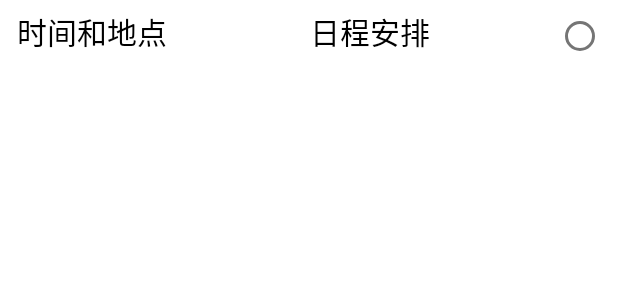
After one commit to LuoHaomin/TimeManager, an Android app: the layout schedule_in_daily_plan.xml on its own in the app's theme, with its tools: preview values and no code run, on a phone screen of 412 x 824 dp. The commit adds this screen. Shown: the top 300 px of the screen. Run offline under Robolectric (Android 15) with nearby library versions, the phone set to English and light mode, and no system bars.

Commit message:
push daily activity_view_by_day.xml and related files by znwang

```diff
--- a/app/build.gradle.kts
+++ b/app/build.gradle.kts
@@ -40,4 +40,5 @@ dependencies {
     testImplementation("junit:junit:4.13.2")
     androidTestImplementation("androidx.test.ext:junit:1.1.5")
     androidTestImplementation("androidx.test.espresso:espresso-core:3.5.1")
+    implementation("androidx.recyclerview:recyclerview:1.3.2")
 }
--- a/app/src/main/java/com/example/timemanager/CreatePlanActivity.java
+++ b/app/src/main/java/com/example/timemanager/CreatePlanActivity.java
@@ -23,7 +23,6 @@ import android.widget.EditText;
 import android.widget.ListView;
 import android.widget.RadioButton;
 import android.widget.RadioGroup;
-import android.widget.SimpleAdapter;
 import android.widget.TimePicker;
 import android.widget.Toast;
 
@@ -31,7 +30,6 @@ import com.example.timemanager.bean.Plan;
 import com.example.timemanager.bean.Schedule;
 import com.example.timemanager.database.DB_Plan;
 
-import java.sql.Timestamp;
 import java.text.SimpleDateFormat;
 import java.util.ArrayList;
 import java.util.Calendar;
@@ -324,7 +322,7 @@ public class CreatePlanActivity extends AppCompatActivity {
     private void dialog_breakdown(){
         newSchedule =new Schedule();
 
-        View view = LayoutInflater.from(this).inflate(R.layout.create_breakdonw,null,false);
+        View view = LayoutInflater.from(this).inflate(R.layout.create_breakdown,null,false);
         final AlertDialog dialogB = new AlertDialog.Builder(this).setView(view).create();
         EditText editText = view.findViewById(R.id.d1);
         editText.addTextChangedListener(new TextWatcher() {
--- a/app/src/main/res/layout/activity_edit_schedule.xml
+++ b/app/src/main/res/layout/activity_edit_schedule.xml
@@ -48,7 +48,8 @@
                 android:layout_width="wrap_content"
                 android:layout_height="wrap_content"
                 android:text="全部标签"
-                app:layout_constraintTop_toBottomOf="@+id/add_plan" />
+                app:layout_constraintTop_toBottomOf="@+id/add_plan"
+                tools:ignore="MissingConstraints"/>
 
             <RadioGroup
                 android:id="@+id/tag_radio"
--- /dev/null
+++ b/app/src/main/res/layout/schedule_in_daily_plan.xml
@@ -0,0 +1,33 @@
+<?xml version="1.0" encoding="utf-8"?>
+<LinearLayout xmlns:android="http://schemas.android.com/apk/res/android"
+    android:layout_width="match_parent"
+    android:layout_height="match_parent"
+    android:orientation="horizontal">
+
+    <TextView
+        android:id="@+id/timeAndPlace"
+        android:layout_width="0dp"
+        android:layout_weight="3"
+        android:textSize="20sp"
+        android:textColor="@color/black"
+        android:layout_height="wrap_content"
+        android:gravity="center"
+        android:text="时间和地点"/>
+
+    <TextView
+        android:id="@+id/subPlan"
+        android:layout_width="0dp"
+        android:layout_weight="6"
+        android:textSize="20sp"
+        android:textColor="@color/black"
+        android:layout_height="wrap_content"
+        android:gravity="center"
+        android:text="日程安排"/>
+
+    <RadioButton
+        android:id="@+id/finish"
+        android:layout_width="0dp"
+        android:layout_height="wrap_content"
+        android:layout_weight="1"/>
+
+</LinearLayout>
```
Also changed, not shown: app/src/main/java/com/example/timemanager/ViewByDayActivity.java (added, +35 -0 lines), app/src/main/java/com/example/timemanager/adapter/DailyAdapter.java (added, +76 -0 lines), app/src/main/res/layout/activity_view_by_day.xml (added, +70 -0 lines), app/src/main/res/layout/create_breakdown.xml (renamed from app/src/main/res/layout/create_breakdonw.xml).
